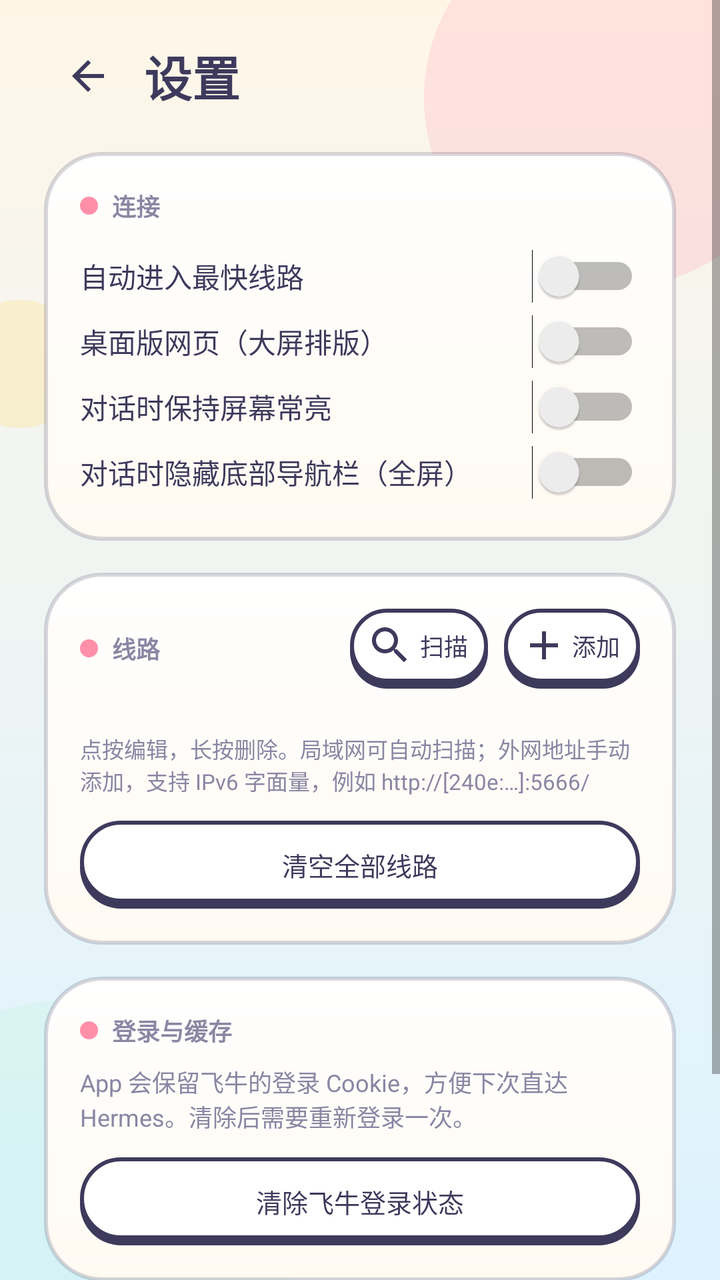
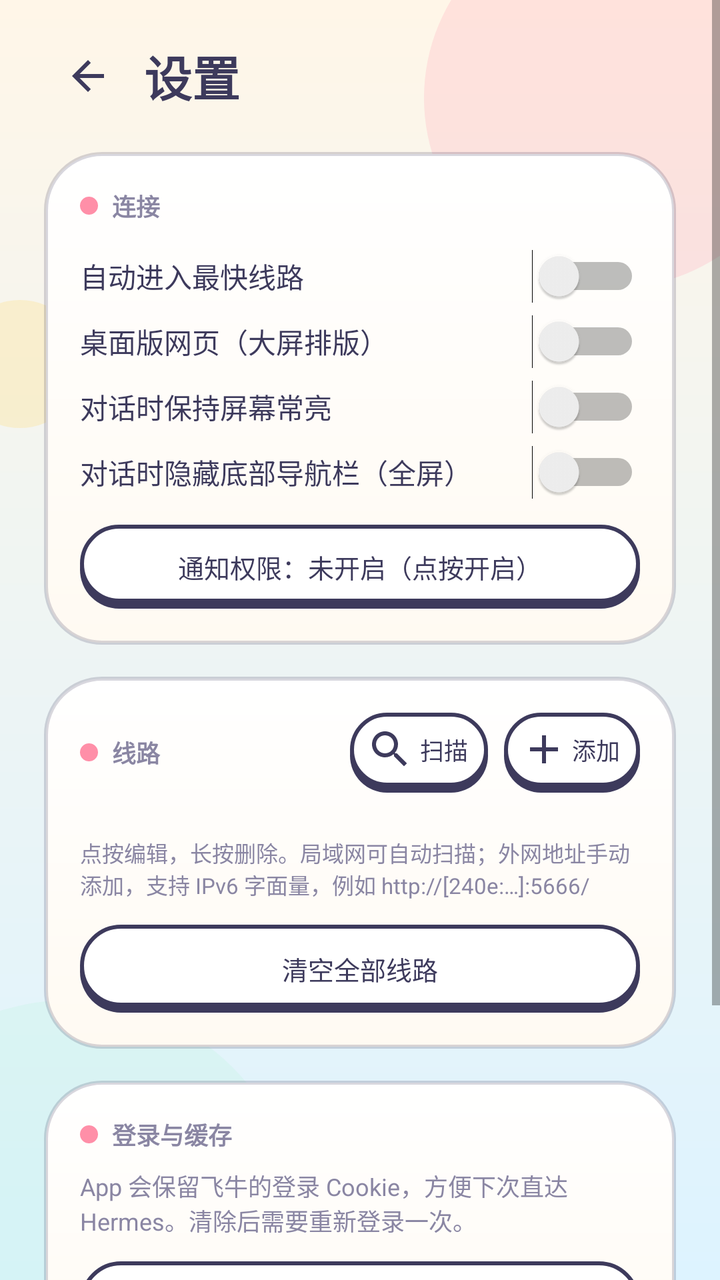

The first picture is an Android layout as it rendered before a commit; the second is the same layout after the commit. The layout source and the unified diff follow.
<!-- AndroidManifest.xml: application theme AppTheme -->
<!-- res/layout/activity_settings.xml -->
<?xml version="1.0" encoding="utf-8"?>
<ScrollView xmlns:android="http://schemas.android.com/apk/res/android"
    android:layout_width="match_parent"
    android:layout_height="match_parent"
    android:background="@drawable/bg_app"
    android:fillViewport="true">

    <LinearLayout
        android:layout_width="match_parent"
        android:layout_height="wrap_content"
        android:orientation="vertical"
        android:paddingStart="22dp"
        android:paddingTop="16dp"
        android:paddingEnd="22dp"
        android:paddingBottom="28dp">

        <LinearLayout
            android:layout_width="match_parent"
            android:layout_height="wrap_content"
            android:gravity="center_vertical"
            android:orientation="horizontal">

            <ImageButton
                android:id="@+id/backBtn"
                android:layout_width="44dp"
                android:layout_height="44dp"
                android:background="?android:attr/selectableItemBackgroundBorderless"
                android:contentDescription="@string/dialog_cancel"
                android:padding="10dp"
                android:src="@drawable/ic_back" />

            <TextView
                android:layout_width="wrap_content"
                android:layout_height="wrap_content"
                android:layout_marginStart="6dp"
                android:fontFamily="sans-serif-medium"
                android:text="@string/settings_title"
                android:textColor="@color/ink"
                android:textSize="24sp"
                android:textStyle="bold" />
        </LinearLayout>

        <LinearLayout
            android:layout_width="match_parent"
            android:layout_height="wrap_content"
            android:layout_marginTop="16dp"
            android:background="@drawable/bg_card"
            android:elevation="3dp"
            android:orientation="vertical"
            android:padding="18dp">

            <TextView
                android:layout_width="wrap_content"
                android:layout_height="wrap_content"
                android:drawableStart="@drawable/bg_section_dot"
                android:drawablePadding="7dp"
                android:fontFamily="sans-serif-medium"
                android:text="@string/settings_connect"
                android:textColor="@color/ink_soft"
                android:textSize="12sp"
                android:textStyle="bold" />

            <Switch
                android:id="@+id/switchAuto"
                android:layout_width="match_parent"
                android:layout_height="wrap_content"
                android:layout_marginTop="10dp"
                android:paddingTop="6dp"
                android:paddingBottom="6dp"
                android:text="@string/settings_auto"
                android:textColor="@color/ink"
                android:textSize="14sp" />

            <Switch
                android:id="@+id/switchDesktop"
                android:layout_width="match_parent"
                android:layout_height="wrap_content"
                android:paddingTop="6dp"
                android:paddingBottom="6dp"
                android:text="@string/settings_desktop"
                android:textColor="@color/ink"
                android:textSize="14sp" />

            <Switch
                android:id="@+id/switchKeepOn"
                android:layout_width="match_parent"
                android:layout_height="wrap_content"
                android:paddingTop="6dp"
                android:paddingBottom="6dp"
                android:text="@string/settings_keep_on"
                android:textColor="@color/ink"
                android:textSize="14sp" />

            <Switch
                android:id="@+id/switchImmersive"
                android:layout_width="match_parent"
                android:layout_height="wrap_content"
                android:paddingTop="6dp"
                android:paddingBottom="6dp"
                android:text="@string/settings_immersive"
                android:textColor="@color/ink"
                android:textSize="14sp" />
        </LinearLayout>

        <LinearLayout
            android:layout_width="match_parent"
            android:layout_height="wrap_content"
            android:layout_marginTop="16dp"
            android:background="@drawable/bg_card"
            android:elevation="3dp"
            android:orientation="vertical"
            android:padding="18dp">

            <LinearLayout
                android:layout_width="match_parent"
                android:layout_height="wrap_content"
                android:gravity="center_vertical"
                android:orientation="horizontal">

                <TextView
                    android:layout_width="0dp"
                    android:layout_height="wrap_content"
                    android:layout_weight="1"
                    android:drawableStart="@drawable/bg_section_dot"
                    android:drawablePadding="7dp"
                    android:fontFamily="sans-serif-medium"
                    android:text="@string/settings_lines"
                    android:textColor="@color/ink_soft"
                    android:textSize="12sp"
                    android:textStyle="bold" />

                <Button
                    android:id="@+id/scanBtn"
                    android:layout_width="wrap_content"
                    android:layout_height="wrap_content"
                    android:layout_marginEnd="8dp"
                    android:background="@drawable/bg_btn_secondary"
                    android:drawableStart="@drawable/ic_scan"
                    android:drawablePadding="3dp"
                    android:drawableTint="@color/ink"
                    android:minHeight="40dp"
                    android:minWidth="64dp"
                    android:paddingStart="8dp"
                    android:paddingTop="3dp"
                    android:paddingEnd="10dp"
                    android:paddingBottom="6dp"
                    android:stateListAnimator="@null"
                    android:text="@string/scan_lan"
                    android:textAllCaps="false"
                    android:textColor="@color/ink"
                    android:textSize="12sp" />

                <Button
                    android:id="@+id/addBtn"
                    android:layout_width="wrap_content"
                    android:layout_height="wrap_content"
                    android:background="@drawable/bg_btn_secondary"
                    android:drawableStart="@drawable/ic_add"
                    android:drawablePadding="2dp"
                    android:drawableTint="@color/ink"
                    android:minHeight="40dp"
                    android:minWidth="64dp"
                    android:paddingStart="8dp"
                    android:paddingTop="3dp"
                    android:paddingEnd="10dp"
                    android:paddingBottom="6dp"
                    android:stateListAnimator="@null"
                    android:text="@string/settings_add"
                    android:textAllCaps="false"
                    android:textColor="@color/ink"
                    android:textSize="12sp" />
            </LinearLayout>

            <LinearLayout
                android:id="@+id/endpointList"
                android:layout_width="match_parent"
                android:layout_height="wrap_content"
                android:layout_marginTop="12dp"
                android:orientation="vertical" />

            <TextView
                android:id="@+id/emptyHint"
                android:layout_width="match_parent"
                android:layout_height="wrap_content"
                android:layout_marginTop="10dp"
                android:text="@string/empty_lines"
                android:textColor="@color/ink_soft"
                android:textSize="12sp"
                android:visibility="gone" />

            <TextView
                android:layout_width="match_parent"
                android:layout_height="wrap_content"
                android:layout_marginTop="10dp"
                android:text="@string/settings_line_hint"
                android:textColor="@color/ink_soft"
                android:textSize="11sp" />

            <Button
                android:id="@+id/resetBtn"
                android:layout_width="match_parent"
                android:layout_height="wrap_content"
                android:layout_marginTop="12dp"
                android:background="@drawable/bg_btn_secondary"
                android:minHeight="44dp"
                android:stateListAnimator="@null"
                android:text="@string/settings_reset"
                android:textAllCaps="false"
                android:textColor="@color/ink"
                android:textSize="13sp" />
        </LinearLayout>

        <LinearLayout
            android:layout_width="match_parent"
            android:layout_height="wrap_content"
            android:layout_marginTop="16dp"
            android:background="@drawable/bg_card"
            android:elevation="3dp"
            android:orientation="vertical"
            android:padding="18dp">

            <TextView
                android:layout_width="wrap_content"
                android:layout_height="wrap_content"
                android:drawableStart="@drawable/bg_section_dot"
                android:drawablePadding="7dp"
                android:fontFamily="sans-serif-medium"
                android:text="@string/settings_login_section"
                android:textColor="@color/ink_soft"
                android:textSize="12sp"
                android:textStyle="bold" />

            <TextView
                android:layout_width="match_parent"
                android:layout_height="wrap_content"
                android:layout_marginTop="8dp"
                android:text="@string/settings_login_desc"
                android:textColor="@color/ink_soft"
                android:textSize="12sp" />

            <Button
                android:id="@+id/clearBtn"
                android:layout_width="match_parent"
                android:layout_height="wrap_content"
                android:layout_marginTop="12dp"
                android:background="@drawable/bg_btn_secondary"
                android:minHeight="44dp"
                android:stateListAnimator="@null"
                android:text="@string/settings_clear_login"
                android:textAllCaps="false"
                android:textColor="@color/ink"
                android:textSize="13sp" />
        </LinearLayout>

        <LinearLayout
            android:layout_width="match_parent"
            android:layout_height="wrap_content"
            android:layout_marginTop="16dp"
            android:background="@drawable/bg_card"
            android:elevation="3dp"
            android:orientation="vertical"
            android:padding="18dp">

            <TextView
                android:layout_width="wrap_content"
                android:layout_height="wrap_content"
                android:drawableStart="@drawable/bg_section_dot"
                android:drawablePadding="7dp"
                android:fontFamily="sans-serif-medium"
                android:text="@string/settings_about"
                android:textColor="@color/ink_soft"
                android:textSize="12sp"
                android:textStyle="bold" />

            <TextView
                android:id="@+id/aboutBody"
                android:layout_width="match_parent"
                android:layout_height="wrap_content"
                android:layout_marginTop="8dp"
                android:lineSpacingExtra="3dp"
                android:textColor="@color/ink_soft"
                android:textSize="12sp" />
        </LinearLayout>
    </LinearLayout>
</ScrollView>
<!-- resources referenced by this layout -->
<resources>
  <color name="ink">#3D3A5C</color>
  <color name="ink_soft">#8A86A3</color>
  <!-- drawable bg_card (drawable) -->
  <?xml version="1.0" encoding="utf-8"?>
  <shape xmlns:android="http://schemas.android.com/apk/res/android">
      <gradient
          android:angle="270"
          android:endColor="#FFFAF2"
          android:startColor="@color/white" />
      <corners android:radius="28dp" />
      <stroke
          android:width="2dp"
          android:color="@color/card_stroke" />
  </shape>
  <!-- drawable bg_section_dot (drawable) -->
  <?xml version="1.0" encoding="utf-8"?>
  <shape xmlns:android="http://schemas.android.com/apk/res/android"
      android:shape="oval">
      <solid android:color="@color/pink" />
      <size
          android:width="9dp"
          android:height="9dp" />
  </shape>
  <!-- drawable ic_add (drawable) -->
  <?xml version="1.0" encoding="utf-8"?>
  <vector xmlns:android="http://schemas.android.com/apk/res/android"
      android:width="24dp"
      android:height="24dp"
      android:tint="@color/ink"
      android:viewportWidth="24"
      android:viewportHeight="24">
      <path
          android:fillColor="#FFFFFFFF"
          android:pathData="M19,13h-6v6h-2v-6H5v-2h6V5h2v6h6v2z" />
  </vector>
  <!-- drawable ic_back (drawable) -->
  <?xml version="1.0" encoding="utf-8"?>
  <vector xmlns:android="http://schemas.android.com/apk/res/android"
      android:width="24dp"
      android:height="24dp"
      android:tint="@color/ink"
      android:viewportWidth="24"
      android:viewportHeight="24">
      <path
          android:fillColor="#FFFFFFFF"
          android:pathData="M20,11H7.83l5.59,-5.59L12,4l-8,8 8,8 1.41,-1.41L7.83,13H20v-2z" />
  </vector>
  <!-- drawable ic_scan (drawable) -->
  <?xml version="1.0" encoding="utf-8"?>
  <vector xmlns:android="http://schemas.android.com/apk/res/android"
      android:width="24dp"
      android:height="24dp"
      android:tint="@color/ink"
      android:viewportWidth="24"
      android:viewportHeight="24">
      <path
          android:fillColor="#FFFFFFFF"
          android:pathData="M15.5,14h-0.79l-0.28,-0.27C15.41,12.59 16,11.11 16,9.5 16,5.91 13.09,3 9.5,3S3,5.91 3,9.5 5.91,16 9.5,16c1.61,0 3.09,-0.59 4.23,-1.57l0.27,0.28v0.79l5,4.99L20.49,19l-4.99,-5zM9.5,14C7.01,14 5,11.99 5,9.5S7.01,5 9.5,5 14,7.01 14,9.5 11.99,14 9.5,14z" />
  </vector>
  <string name="dialog_cancel">取消</string>
  <string name="empty_lines">还没有线路，点“扫描”或“添加”。</string>
  <string name="scan_lan">扫描</string>
  <string name="settings_about">关于</string>
  <string name="settings_add">添加</string>
  <string name="settings_auto">自动进入最快线路</string>
  <string name="settings_clear_login">清除飞牛登录状态</string>
  <string name="settings_connect">连接</string>
  <string name="settings_desktop">桌面版网页（大屏排版）</string>
  <string name="settings_immersive">对话时隐藏底部导航栏（全屏）</string>
  <string name="settings_keep_on">对话时保持屏幕常亮</string>
  <string name="settings_line_hint">点按编辑，长按删除。局域网可自动扫描；外网地址手动添加，支持 IPv6 字面量，例如 http://[240e:…]:5666/</string>
  <string name="settings_lines">线路</string>
  <string name="settings_login_desc">App 会保留飞牛的登录 Cookie，方便下次直达 Hermes。清除后需要重新登录一次。</string>
  <string name="settings_login_section">登录与缓存</string>
  <string name="settings_reset">清空全部线路</string>
  <string name="settings_title">设置</string>
  <color name="sky">#DDF3FF</color>
  <color name="cream">#FFF6E8</color>
  <color name="white">#FFFFFF</color>
  <color name="card_stroke">#333D3A5C</color>
  <color name="pink">#FF8FA8</color>
  <!-- unchanged entries left out for length: 3 -->
</resources>

<!-- the commit's change to res/layout/activity_settings.xml (unified diff, before → after) -->
@@ -100,6 +100,19 @@
                 android:text="@string/settings_immersive"
                 android:textColor="@color/ink"
                 android:textSize="14sp" />
+
+            <Button
+                android:id="@+id/notifyBtn"
+                android:layout_width="match_parent"
+                android:layout_height="wrap_content"
+                android:layout_marginTop="10dp"
+                android:background="@drawable/bg_btn_secondary"
+                android:minHeight="42dp"
+                android:stateListAnimator="@null"
+                android:text="@string/settings_notify_off"
+                android:textAllCaps="false"
+                android:textColor="@color/ink"
+                android:textSize="13sp" />
         </LinearLayout>
 
         <LinearLayout
<!-- resource entries referenced after the edit -->
@@ -74,6 +74,7 @@
   <string name="settings_lines">线路</string>
   <string name="settings_login_desc">App 会保留飞牛的登录 Cookie，方便下次直达 Hermes。清除后需要重新登录一次。</string>
   <string name="settings_login_section">登录与缓存</string>
+  <string name="settings_notify_off">通知权限：未开启（点按开启）</string>
   <string name="settings_reset">清空全部线路</string>
   <string name="settings_title">设置</string>
   <color name="sky">#DDF3FF</color>
